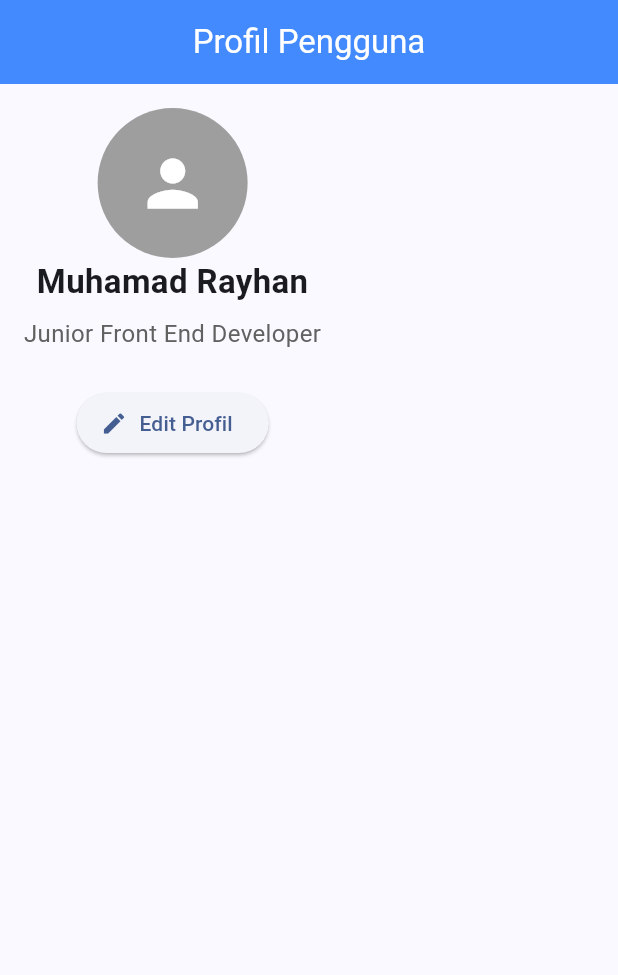
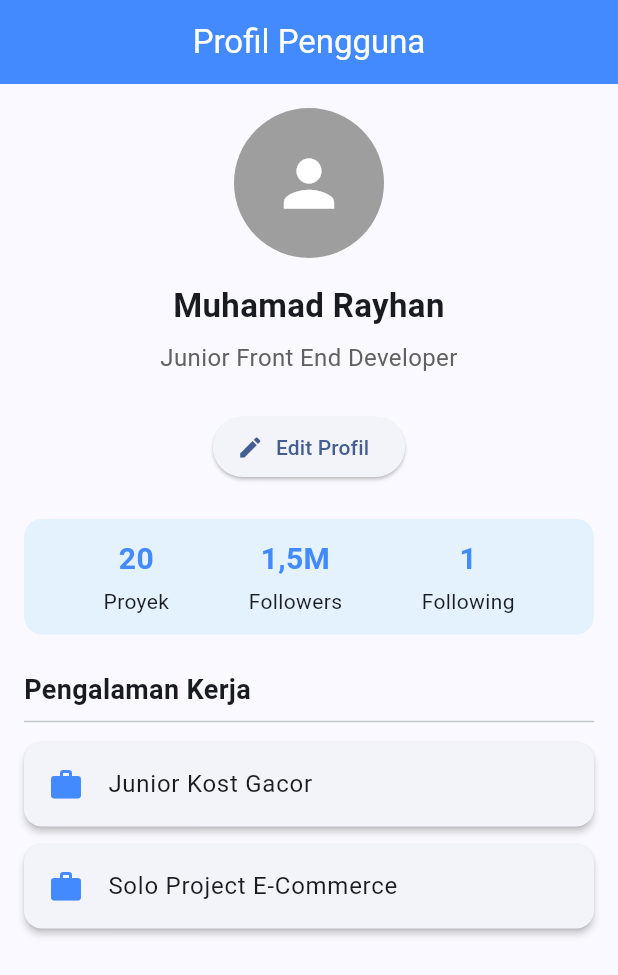
Before and after one commit to rayhan-18/flutter_t5, a Flutter app: the screen it shows after launch, on a phone screen of 412 x 824 dp. Shown: the top 975 px of the screen. Run offline on Flutter 3.47's test engine with Material 3 defaults, Android fonts, the phone set to English and light mode, and no system bars.

Commit message:
feat: add profile statistics row

```diff
--- a/lib/main.dart
+++ b/lib/main.dart
@@ -1,4 +1,5 @@
 import 'package:flutter/material.dart';
+import 'profile_page.dart';
 
 void main() {
   runApp(MainApp());
@@ -7,74 +8,17 @@ void main() {
 class MainApp extends StatelessWidget {
   MainApp({super.key});
 
-  final String userName = 'Muhamad Rayhan';
-  final String role = 'Junior Front End Developer';
-
-  final List<String> experiences = [
-    'Junior Front End Developer - Kost Gacor',
-  ];
-
   @override
   Widget build(BuildContext context) {
-     return MaterialApp(
+    return MaterialApp(
       debugShowCheckedModeBanner: false,
       title: 'Aplikasi Profil',
       theme: ThemeData(
-        colorScheme: ColorScheme.fromSeed(seedColor: Colors.blueAccent),
+        colorScheme: ColorScheme.fromSeed(
+          seedColor: Colors.blueAccent,
+        ),
       ),
-      home: Scaffold(
-        appBar: AppBar(
-          title: const Text('Profil Pengguna'),
-          centerTitle: true,
-          backgroundColor: Colors.blueAccent,
-          foregroundColor: Colors.white,
-        ),
-        body: Padding(
-          padding: const EdgeInsets.all(16.0),
-          child: Column(
-            children: [
-
-              const CircleAvatar(
-                radius: 50,
-                backgroundColor: Colors.grey,
-                child: Icon(Icons.person, size: 50, color: Colors.white),
-              ),
-
-
-              const SizedBox(width: 16),
-
-              Column(
-                children: [
-                  Text(
-                    userName,
-                    style: const TextStyle(fontSize: 22, fontWeight: FontWeight.bold),
-                    textAlign: TextAlign.center,
-                  ),
-                  const SizedBox(height: 8),
-                  Text(
-                    role,
-                    style: TextStyle(fontSize: 16, color: Colors.grey[700]),
-                    textAlign: TextAlign.center,
-                  ),
-                ],
-              ),
-              const SizedBox(height: 24),
-
-              ElevatedButton.icon(
-                onPressed: () {
-                  ScaffoldMessenger.of(context).showSnackBar(
-                    const SnackBar(content: Text('Fitur edit belum aktif pada modul statis.'))
-                   );
-                },
-                icon: const Icon(Icons.edit),
-                label: const Text('Edit Profil'),
-              ),
-              const SizedBox(height: 24),
-
-            ]
-          )
-        )
-      )
-     );
+      home: ProfilePage(),
+    );
   }
 }
--- a/lib/profile_page.dart
+++ b/lib/profile_page.dart
@@ -1,71 +1,174 @@
+
 import 'package:flutter/material.dart';
 
-class ProfileInfo extends StatelessWidget {
-  ProfileInfo({super.key});
+class ProfilePage extends StatelessWidget {
+  ProfilePage({super.key});
 
-  final String userName = "Muhamad Rayhan";
-  final String role = "Junior Frontend Devloper";
+  final String userName = 'Muhamad Rayhan';
+  final String role = 'Junior Front End Developer';
 
   final List<String> experiences = [
-    "Junior Kost Gacor",
-    "Solo Project E-Commerce",
+    'Junior Kost Gacor',
+    'Solo Project E-Commerce',
   ];
 
   @override
   Widget build(BuildContext context) {
-    return Column(
-      children: [
-        ProfileAvatar(userName: userName, role: role),
-
-        const SizedBox(height: 6),
-
-        Text(
-          userName,
-          style: const TextStyle(fontSize: 22, fontWeight: FontWeight.bold),
-          textAlign: TextAlign.center,
+    return Scaffold(
+      appBar: AppBar(
+        title: const Text('Profil Pengguna'),
+        centerTitle: true,
+        backgroundColor: Colors.blueAccent,
+        foregroundColor: Colors.white,
       ),
-        const SizedBox(height: 8),
-        Text(
-          role,
-          style: TextStyle(fontSize: 16, color: Colors.grey[700]),
-          textAlign: TextAlign.center,
-        ),
-      ],
-    );
-  }
-}
-
-class ProfileAvatar extends StatelessWidget {
-  final String userName;
-  final String role;
-
-  const ProfileAvatar({super.key, required this.userName, required this.role});
-
-  @override
-  Widget build(BuildContext context) {
-    return Padding(
+      body: Padding(
         padding: const EdgeInsets.all(16.0),
         child: Column(
           children: [
             const CircleAvatar(
               radius: 50,
               backgroundColor: Colors.grey,
-            child: Icon(Icons.person, size: 50, color: Colors.white),
+              child: Icon(
+                Icons.person,
+                size: 50,
+                color: Colors.white,
               ),
+            ),
+
             const SizedBox(height: 16),
+
+            Column(
+              children: [
+                Text(
+                  userName,
+                  style: const TextStyle(
+                    fontSize: 22,
+                    fontWeight: FontWeight.bold,
+                  ),
+                  textAlign: TextAlign.center,
+                ),
+                const SizedBox(height: 8),
+                Text(
+                  role,
+                  style: TextStyle(
+                    fontSize: 16,
+                    color: Colors.grey[700],
+                  ),
+                  textAlign: TextAlign.center,
+                ),
+              ],
+            ),
+
+            const SizedBox(height: 24),
+
             ElevatedButton.icon(
               onPressed: () {
                 ScaffoldMessenger.of(context).showSnackBar(
                   const SnackBar(
-                  content: Text("Fitur Edit belum tersedia saat ini."),
+                    content: Text(
+                      'Fitur edit belum aktif pada modul statis.',
+                    ),
                   ),
                 );
               },
               icon: const Icon(Icons.edit),
-            label: const Text("Edit Profile"),
+              label: const Text('Edit Profil'),
             ),
+
             const SizedBox(height: 24),
+
+            // Statistik profil - Tahap 1
+            Container(
+              padding: const EdgeInsets.symmetric(vertical: 12),
+              decoration: BoxDecoration(
+                color: Colors.blue[50],
+                borderRadius: BorderRadius.circular(12),
+              ),
+              child: const Row(
+                mainAxisAlignment: MainAxisAlignment.spaceEvenly,
+                children: [
+                  Column(
+                    children: [
+                      Text(
+                        '20',
+                        style: TextStyle(
+                          fontSize: 20,
+                          fontWeight: FontWeight.bold,
+                          color: Colors.blueAccent,
+                        ),
+                      ),
+                      SizedBox(height: 4),
+                      Text('Proyek'),
                     ],
+                  ),
+                  Column(
+                    children: [
+                      Text(
+                        '1,5M',
+                        style: TextStyle(
+                          fontSize: 20,
+                          fontWeight: FontWeight.bold,
+                          color: Colors.blueAccent,
+                        ),
+                      ),
+                      SizedBox(height: 4),
+                      Text('Followers'),
+                    ],
+                  ),
+                  Column(
+                    children: [
+                      Text(
+                        '1',
+                        style: TextStyle(
+                          fontSize: 20,
+                          fontWeight: FontWeight.bold,
+                          color: Colors.blueAccent,
+                        ),
+                      ),
+                      SizedBox(height: 4),
+                      Text('Following'),
+                    ],
+                  ),
+                ],
+              ),
+            ),
+
+            const SizedBox(height: 24),
+
+            const Align(
+              alignment: Alignment.centerLeft,
+              child: Text(
+                'Pengalaman Kerja',
+                style: TextStyle(
+                  fontSize: 18,
+                  fontWeight: FontWeight.bold,
+                ),
+              ),
+            ),
+
+            const Divider(),
+
+            // Daftar pengalaman - akan disempurnakan pada Day 3
+            Expanded(
+              child: ListView.builder(
+                itemCount: experiences.length,
+                itemBuilder: (context, index) {
+                  return Card(
+                    elevation: 2,
+                    margin: const EdgeInsets.symmetric(vertical: 6),
+                    child: ListTile(
+                      leading: const Icon(
+                        Icons.work,
+                        color: Colors.blueAccent,
+                      ),
+                      title: Text(experiences[index]),
+                    ),
+                  );
+                },
+              ),
+            ),
+          ],
+        ),
       ),
     );
   }
```
Lines whose indentation alone changed are shown as unchanged.
